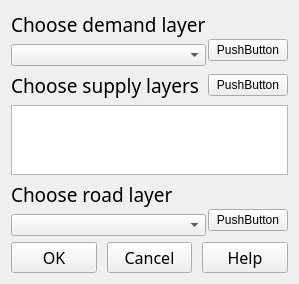
First picture: the form in AccessAnalyToolWidget.ui, repository lsl1229840757/GeoSystem, before the edit.
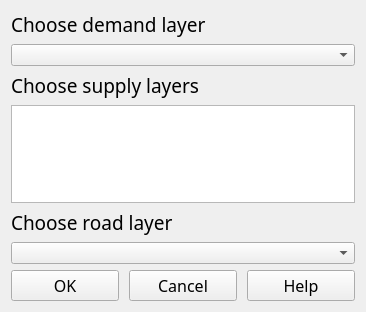
Second picture: the form after the edit. Custom widgets are drawn as their Qt base class.

Commit message: 修改可达性分析流程

Diff of the .ui file:
```diff
--- a/AccessAnalyToolWidget.ui
+++ b/AccessAnalyToolWidget.ui
@@ -6,8 +6,8 @@
    <rect>
     <x>0</x>
     <y>0</y>
-    <width>268</width>
-    <height>255</height>
+    <width>366</width>
+    <height>312</height>
    </rect>
   </property>
   <property name="windowTitle">
@@ -40,7 +40,7 @@
       </layout>
      </item>
      <item>
-      <layout class="QVBoxLayout" name="verticalLayout_btndema" stretch="0">
+      <layout class="QVBoxLayout" name="verticalLayout_btndema">
        <property name="spacing">
         <number>0</number>
        </property>
@@ -50,13 +50,6 @@
        <property name="topMargin">
         <number>23</number>
        </property>
-       <item>
-        <widget class="QPushButton" name="pushButton_demand">
-         <property name="text">
-          <string>PushButton</string>
-         </property>
-        </widget>
-       </item>
       </layout>
      </item>
     </layout>
@@ -64,7 +57,7 @@
    <item>
     <layout class="QVBoxLayout" name="verticalLayout_supply">
      <item>
-      <layout class="QHBoxLayout" name="horizontalLayout_2" stretch="10,3">
+      <layout class="QHBoxLayout" name="horizontalLayout_2" stretch="10">
        <item>
         <widget class="QLabel" name="label_supply">
          <property name="font">
@@ -78,13 +71,6 @@
          </property>
         </widget>
        </item>
-       <item>
-        <widget class="QPushButton" name="pushButton_supply">
-         <property name="text">
-          <string>PushButton</string>
-         </property>
-        </widget>
-       </item>
       </layout>
      </item>
      <item>
@@ -93,7 +79,7 @@
     </layout>
    </item>
    <item>
-    <layout class="QHBoxLayout" name="horizontalLayout" stretch="10,3">
+    <layout class="QHBoxLayout" name="horizontalLayout" stretch="10">
      <property name="spacing">
       <number>2</number>
      </property>
@@ -117,26 +103,6 @@
        </item>
       </layout>
      </item>
-     <item>
-      <layout class="QVBoxLayout" name="verticalLayout_btnroad" stretch="0">
-       <property name="spacing">
-        <number>0</number>
-       </property>
-       <property name="sizeConstraint">
-        <enum>QLayout::SetDefaultConstraint</enum>
-       </property>
-       <property name="topMargin">
-        <number>23</number>
-       </property>
-       <item>
-        <widget class="QPushButton" name="pushButton_demand_2">
-         <property name="text">
-          <string>PushButton</string>
-         </property>
-        </widget>
-       </item>
-      </layout>
-     </item>
     </layout>
    </item>
    <item>
```
Left out of the diff: 19 changed lines with no effect on the pictures. The commit also changes 2 other files.
